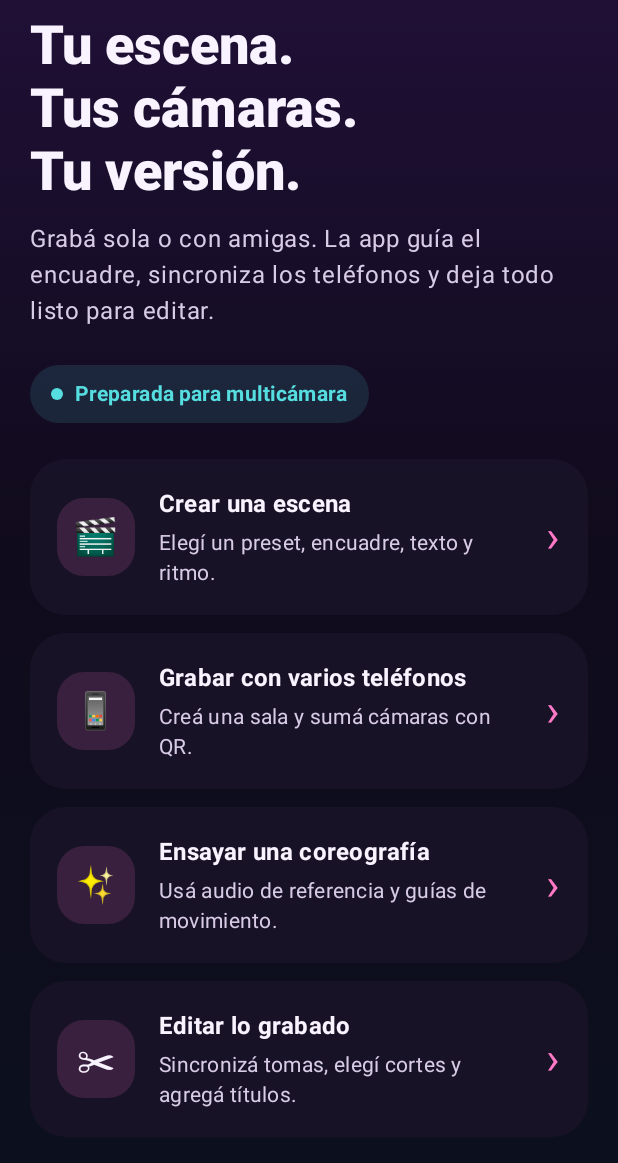
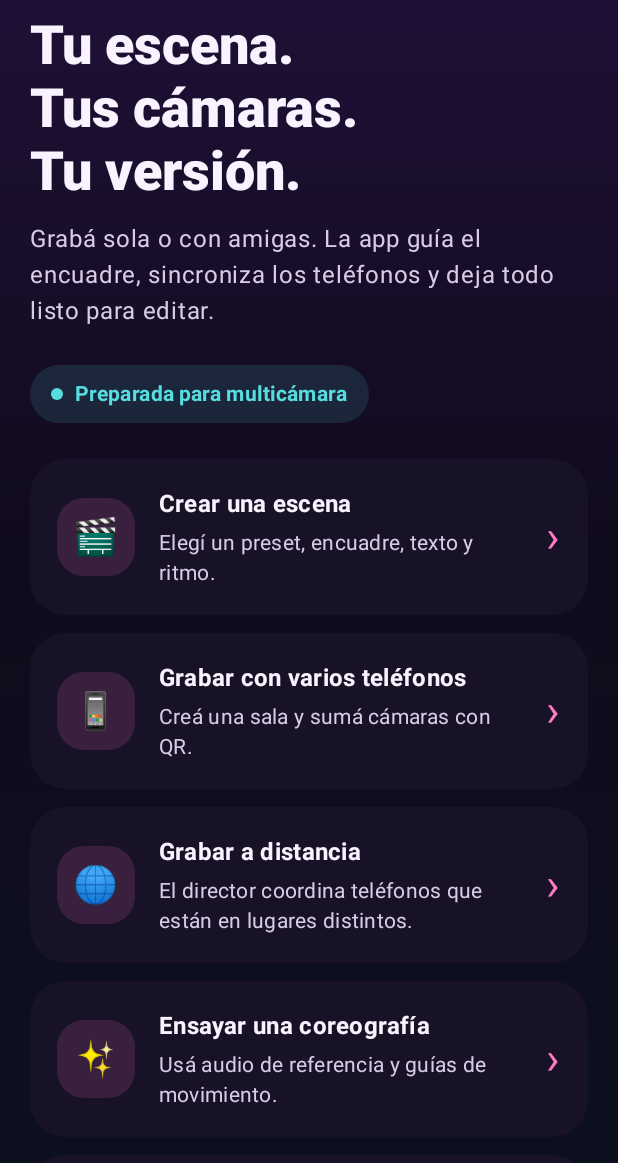
Before and after one commit to norbymezz/Uizador-, an Android app built with Jetpack Compose: the composable HomeScreen shown on its own in the app's theme, on a phone screen of 412 x 824 dp, the part 73-1236 px from its top. Run offline under Robolectric (Android 15) with nearby library versions, the light colour scheme and no system bars.

Commit message:
android: add remote directed recording option

```diff
--- a/android/app/src/main/java/com/uizador/app/ui/UizadorApp.kt
+++ b/android/app/src/main/java/com/uizador/app/ui/UizadorApp.kt
@@ -94,6 +94,7 @@ private fun HomeScreen(
     val actions = listOf(
         Action("🎬", "Crear una escena", "Elegí un preset, encuadre, texto y ritmo.", Destination.Record),
         Action("📱", "Grabar con varios teléfonos", "Creá una sala y sumá cámaras con QR.", Destination.Record),
+        Action("🌐", "Grabar a distancia", "El director coordina teléfonos que están en lugares distintos.", Destination.Record),
         Action("✨", "Ensayar una coreografía", "Usá audio de referencia y guías de movimiento.", Destination.Record),
         Action("✂", "Editar lo grabado", "Sincronizá tomas, elegí cortes y agregá títulos.", Destination.Projects),
     )
```
